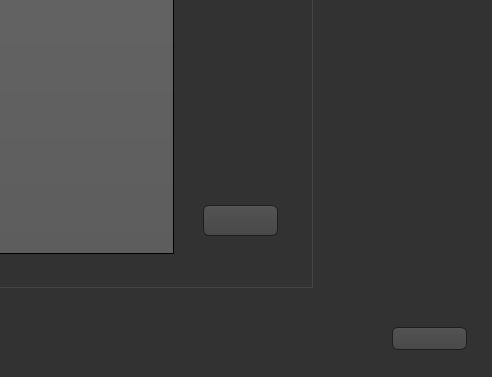
Qt form Gestion_citoyen/crud_citoyen.ui (hanenjabnoun-Esprit-2019/Smart_Police_Station_2A26) before a commit; both pictures show x 428 to 920 and y 203 to 580 of the 920 by 580 pixel window.
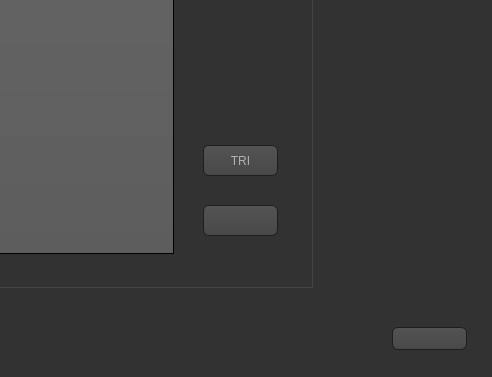
The same form after that commit. Icons and pictures are not drawn.

What changed in the file:
```diff
--- a/Gestion_citoyen/crud_citoyen.ui
+++ b/Gestion_citoyen/crud_citoyen.ui
@@ -642,6 +642,19 @@
        <normaloff>../../tn so/23935.png</normaloff>../../tn so/23935.png</iconset>
      </property>
     </widget>
+    <widget class="QPushButton" name="pb_tri">
+     <property name="geometry">
+      <rect>
+       <x>590</x>
+       <y>302</y>
+       <width>75</width>
+       <height>31</height>
+      </rect>
+     </property>
+     <property name="text">
+      <string>TRI</string>
+     </property>
+    </widget>
    </widget>
    <widget class="QWidget" name="tab_3">
     <attribute name="title">
```
